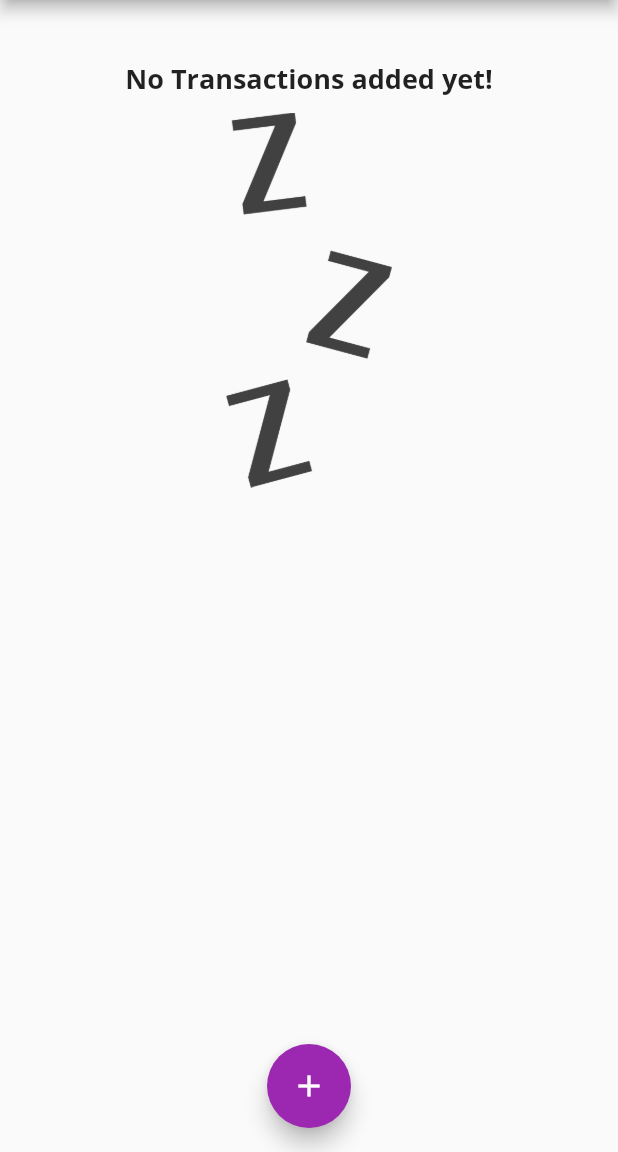
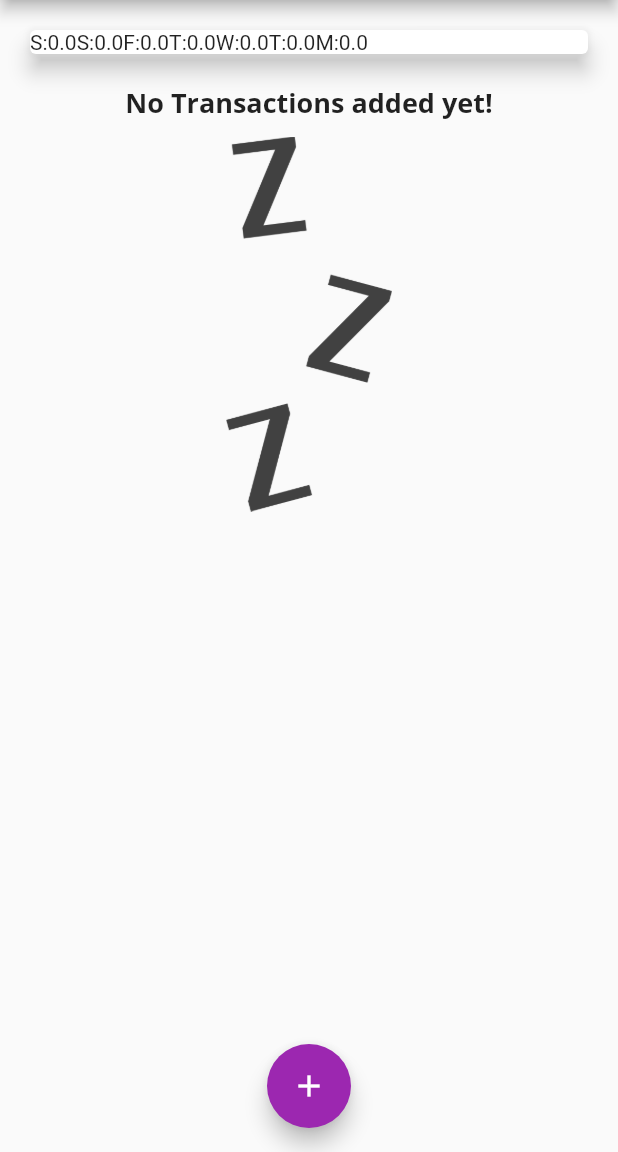
Before and after one commit to sahil1sk/Flutter-Expense-Calculator, a Flutter app: the screen it shows after launch, on a phone screen of 412 x 824 dp, the part 84-1236 px from its top. Run offline on Flutter 3.47's test engine with Material 2 defaults, Android fonts, the phone set to English and light mode, and no system bars; Roboto replaces fonts that are missing (Open Sans).

Commit message:
Chart Bars for chart

```diff
--- a/lib/widgets/chart.dart
+++ b/lib/widgets/chart.dart
@@ -29,7 +29,10 @@ class Chart extends StatelessWidget {
       }
 
       // DateFormat.E this will give shortcut for weekday
-      return {'day': DateFormat.E().format(weekDay), 'amount': totalSum};
+      return {
+        'day': DateFormat.E().format(weekDay).substring(0, 1),
+        'amount': totalSum
+      };
     });
   }
 
@@ -38,9 +41,11 @@ class Chart extends StatelessWidget {
     return Card(
       elevation: 6,
       margin: EdgeInsets.all(20),
-      child: Row(children: <Widget>[
-
-        ],
+      child: Row(children: groupedTransactionValues.map(
+          (data) {
+            return Text('${data['day']}:${data['amount']}');
+          }
+        ).toList(),
       ),
     );
   }
```
Also changed, not shown: lib/widgets/chart_bar.dart (added, +48 -0 lines).
